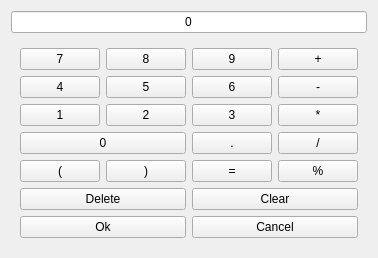
First picture: the form in plugins/Commands/Calculator/calculatorwidget.ui, repository KDE/simon, before the edit.
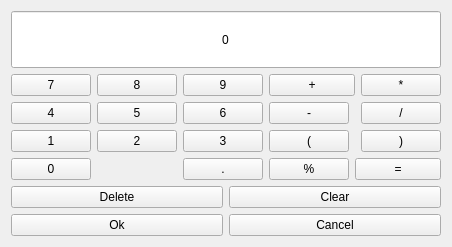
Second picture: the form after the edit. Custom widgets are drawn as their Qt base class.

Commit message: Bugfixing the action configuration. Replacing input number with calculator

The edit to the form file:
```diff
--- a/plugins/Commands/Calculator/calculatorwidget.ui
+++ b/plugins/Commands/Calculator/calculatorwidget.ui
@@ -6,8 +6,8 @@
    <rect>
     <x>0</x>
     <y>0</y>
-    <width>237</width>
-    <height>243</height>
+    <width>235</width>
+    <height>247</height>
    </rect>
   </property>
   <property name="windowTitle">
@@ -39,6 +39,11 @@
    <item>
     <widget class="QWidget" name="wgControls" native="true">
      <layout class="QVBoxLayout" name="verticalLayout">
+      <property name="margin">
+       <number>0</number>
+      </property>
+      <item>
+       <layout class="QHBoxLayout" name="horizontalLayout_3">
       <item>
        <layout class="QGridLayout" name="gridLayout">
         <item row="0" column="0">
@@ -80,19 +85,6 @@
           </property>
          </widget>
         </item>
-        <item row="0" column="3">
-         <widget class="KPushButton" name="pbPlus">
-          <property name="sizePolicy">
-           <sizepolicy hsizetype="Minimum" vsizetype="Minimum">
-            <horstretch>0</horstretch>
-            <verstretch>0</verstretch>
-           </sizepolicy>
-          </property>
-          <property name="text">
-           <string>+</string>
-          </property>
-         </widget>
-        </item>
         <item row="1" column="0">
          <widget class="KPushButton" name="pb4">
           <property name="sizePolicy">
@@ -132,19 +124,6 @@
           </property>
          </widget>
         </item>
-        <item row="1" column="3">
-         <widget class="KPushButton" name="pbMinus">
-          <property name="sizePolicy">
-           <sizepolicy hsizetype="Minimum" vsizetype="Minimum">
-            <horstretch>0</horstretch>
-            <verstretch>0</verstretch>
-           </sizepolicy>
-          </property>
-          <property name="text">
-           <string>-</string>
-          </property>
-         </widget>
-        </item>
         <item row="2" column="0">
          <widget class="KPushButton" name="pb1">
           <property name="sizePolicy">
@@ -184,20 +163,7 @@
           </property>
          </widget>
         </item>
-        <item row="2" column="3">
-         <widget class="KPushButton" name="pbMultiply">
-          <property name="sizePolicy">
-           <sizepolicy hsizetype="Minimum" vsizetype="Minimum">
-            <horstretch>0</horstretch>
-            <verstretch>0</verstretch>
-           </sizepolicy>
-          </property>
-          <property name="text">
-           <string>*</string>
-          </property>
-         </widget>
-        </item>
-        <item row="3" column="0" colspan="2">
+          <item row="3" column="0">
          <widget class="KPushButton" name="pb0">
           <property name="sizePolicy">
            <sizepolicy hsizetype="Minimum" vsizetype="Minimum">
@@ -223,7 +189,54 @@
           </property>
          </widget>
         </item>
-        <item row="3" column="3">
+         </layout>
+        </item>
+        <item>
+         <widget class="QWidget" name="wgCalculator" native="true">
+          <layout class="QGridLayout" name="gridLayout_2">
+           <property name="margin">
+            <number>0</number>
+           </property>
+           <item row="0" column="0" colspan="2">
+            <widget class="KPushButton" name="pbPlus">
+             <property name="sizePolicy">
+              <sizepolicy hsizetype="Minimum" vsizetype="Minimum">
+               <horstretch>0</horstretch>
+               <verstretch>0</verstretch>
+              </sizepolicy>
+             </property>
+             <property name="text">
+              <string>+</string>
+             </property>
+            </widget>
+           </item>
+           <item row="0" column="2">
+            <widget class="KPushButton" name="pbMultiply">
+             <property name="sizePolicy">
+              <sizepolicy hsizetype="Minimum" vsizetype="Minimum">
+               <horstretch>0</horstretch>
+               <verstretch>0</verstretch>
+              </sizepolicy>
+             </property>
+             <property name="text">
+              <string>*</string>
+             </property>
+            </widget>
+           </item>
+           <item row="1" column="0">
+            <widget class="KPushButton" name="pbMinus">
+             <property name="sizePolicy">
+              <sizepolicy hsizetype="Minimum" vsizetype="Minimum">
+               <horstretch>0</horstretch>
+               <verstretch>0</verstretch>
+              </sizepolicy>
+             </property>
+             <property name="text">
+              <string>-</string>
+             </property>
+            </widget>
+           </item>
+           <item row="1" column="2">
          <widget class="KPushButton" name="pbDivide">
           <property name="sizePolicy">
            <sizepolicy hsizetype="Minimum" vsizetype="Minimum">
@@ -236,38 +249,41 @@
           </property>
          </widget>
         </item>
-        <item row="4" column="0">
+           <item row="2" column="0">
          <widget class="KPushButton" name="pbBracketOpen">
           <property name="text">
            <string>(</string>
           </property>
          </widget>
         </item>
-        <item row="4" column="1">
+           <item row="2" column="2">
          <widget class="KPushButton" name="pbBracketClose">
           <property name="text">
            <string>)</string>
           </property>
          </widget>
         </item>
-        <item row="4" column="2">
-         <widget class="KPushButton" name="pbEquals">
-          <property name="sizePolicy">
-           <sizepolicy hsizetype="Minimum" vsizetype="Minimum">
-            <horstretch>0</horstretch>
-            <verstretch>0</verstretch>
-           </sizepolicy>
-          </property>
-          <property name="text">
-           <string>=</string>
-          </property>
-         </widget>
-        </item>
-        <item row="4" column="3">
+           <item row="3" column="0">
          <widget class="KPushButton" name="pbPercent">
           <property name="text">
            <string>%</string>
           </property>
+            </widget>
+           </item>
+           <item row="3" column="1" colspan="2">
+            <widget class="KPushButton" name="pbEquals">
+             <property name="sizePolicy">
+              <sizepolicy hsizetype="Minimum" vsizetype="Minimum">
+               <horstretch>0</horstretch>
+               <verstretch>0</verstretch>
+              </sizepolicy>
+             </property>
+             <property name="text">
+              <string>=</string>
+             </property>
+            </widget>
+           </item>
+          </layout>
          </widget>
         </item>
        </layout>
```
Lines whose indentation alone changed are shown as unchanged. The commit also changes 10 other files.
